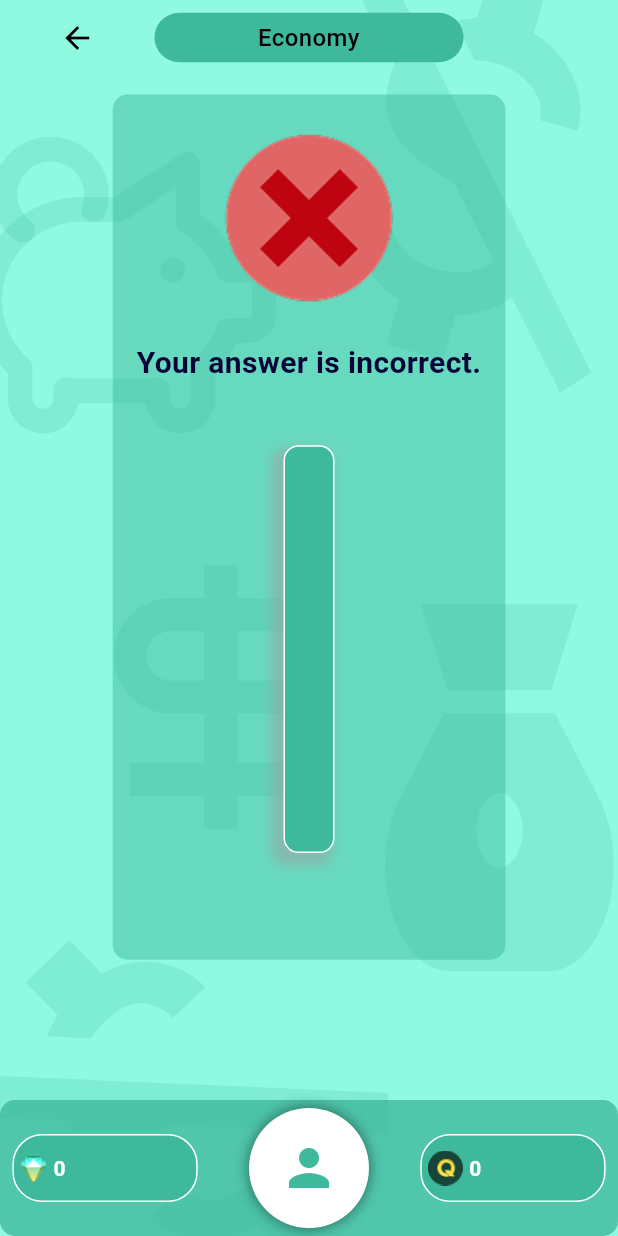
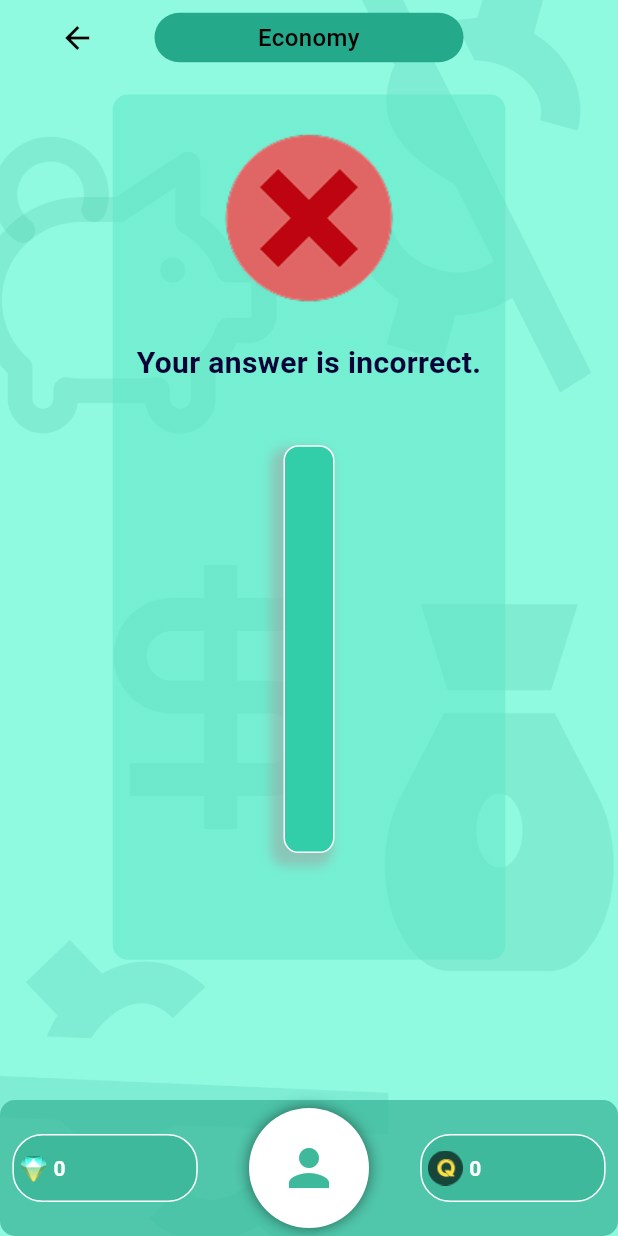
Before and after one commit to navgarg/Jaano, a Flutter app: the CheckAnsScreen screen opened directly with empty values, on a phone screen of 412 x 824 dp. Run offline on Flutter 3.47's test engine with Material 3 defaults, Android fonts, the phone set to English and light mode, and no system bars; our stand-ins replace carousel_slider, cloud_firestore, firebase_core, flutter_dotenv, flutter_riverpod, flutter_tts and 3 more; accounts and stored records are empty; network calls fail.

Commit message:
fix: stop multiple identical API calls at once + change colors

```diff
--- a/lib/constants.dart
+++ b/lib/constants.dart
@@ -16,20 +16,6 @@ const String Claude_baseUrl = 'https://api.anthropic.com/v1/messages';
 // const String newsUrl = "/v2/top-headlines";
 const String baseUrl = "raw.githubusercontent.com";
 const String newsUrl = "/navgarg/Loose-Files/master/jaano_newsdata.json";
-final List<int> bgColors = [
-  ///economy background color
-  0xFF3EB99C,
-  ///nature
-  0xFFAFE4A8,
-  ///food
-  0xFFFEC863,
-  ///science
-  0xFF7EBBF1,
-  ///sports
-  0xFFEA9D9E,
-  ///tech
-  0xFFCFC4FF,
-];
 final List<String> homeBgImgs = [
   "assets/economy/eco_bg.png",
   "assets/nature/nat_bg.png",
@@ -119,3 +105,89 @@ final categories = [
   Categories.sports,
   Categories.technology
 ];
+
+final List<int> bgColors = [
+  ///economy background color
+  0xFF3EB99C,
+  ///nature
+  0xFFAFE4A8,
+  ///food
+  0xFFFEC863,
+  ///science
+  0xFF7EBBF1,
+  ///sports
+  0xFFEA9D9E,
+  ///tech
+  0xFFCFC4FF,
+];
+
+final List<int> homeTileColors = [
+  ///economy background color
+  0xFF90FFE5,
+  ///nature
+  0xFFADE98D,
+  ///food
+  0xFFF7D596,
+  ///science
+  0xFF8DC8FD,
+  ///sports
+  0xFFEA9D9E,
+  ///tech
+  0xFFB1A1FC,
+];
+final List<int> categoryHeaderColors = [
+  ///economy background color
+  0xFF24A98B,
+  ///nature
+  0xFF52AE40,
+  ///food
+  0xFFD49219,
+  ///science
+  0xFF2C8CE2,
+  ///sports
+  0xFFC95E60,
+  ///tech
+  0xFF7C6DC0,
+];
+final List<int> questionPickerColors = [
+  ///economy background color
+  0xFF1D987C,
+  ///nature
+  0xFF3F9B3F,
+  ///food
+  0xFFB97F14,
+  ///science
+  0xFF2881D0,
+  ///sports
+  0xFFBD5A5C,
+  ///tech
+  0xFF7C6DC0,
+];
+final List<int> overlayColors = [
+  ///economy background color
+  0xFF5BE4C4,
+  ///nature
+  0xFF55C83E,
+  ///food
+  0xFFE9C278,
+  ///science
+  0xFF2A81CF,
+  ///sports
+  0xFFE88183,
+  ///tech
+  0xFFAD9CEB,
+];
+final List<int> textBoxColors = [
+  ///economy background color
+  0xFF32CEAA,
+  ///nature
+  0xFF53B153,
+  ///food
+  0xFFCA9739,
+  ///science
+  0xFF288BE4,
+  ///sports
+  0xFFD76E70,
+  ///tech
+  0xFF917CE3,
+];
--- a/lib/screens/check_ans_screen.dart
+++ b/lib/screens/check_ans_screen.dart
@@ -80,7 +80,7 @@ class _CheckAnsScreen extends ConsumerState<CheckAnsScreen> {
                     child: Container(
                       height: MediaQuery.of(context).size.height * 0.70,
                       decoration: BoxDecoration(
-                        gradient: LinearGradient(colors: [Color(bgColors[widget.index]).withOpacity(0.5), Color(bgColors[widget.index]).withOpacity(0.5)]),
+                        gradient: LinearGradient(colors: [Color(overlayColors[widget.index]).withOpacity(0.5), Color(overlayColors[widget.index]).withOpacity(0.5)]),
                         borderRadius: BorderRadius.circular(10.0),
                       ),
                       child: Column(
@@ -125,7 +125,7 @@ class _CheckAnsScreen extends ConsumerState<CheckAnsScreen> {
                           child: Container(
                             height: MediaQuery.of(context).size.height * 0.33,
                             decoration: BoxDecoration(
-                              gradient: LinearGradient(colors: [Color(bgColors[widget.index]), Color(bgColors[widget.index])]),
+                              gradient: LinearGradient(colors: [Color(textBoxColors[widget.index]), Color(textBoxColors[widget.index])]),
                               border: Border.all(color: Colors.white, width: 1.0),
                               borderRadius: BorderRadius.circular(10.0),
                               boxShadow: [
--- a/lib/widgets/category_header.dart
+++ b/lib/widgets/category_header.dart
@@ -37,7 +37,7 @@ class _CategoryHeaderState extends State<CategoryHeader> {
               padding: const EdgeInsets.symmetric(
                   vertical: 5.0, horizontal: 10.0),
               decoration: BoxDecoration(
-                color: Color(bgColors[widget.index]),
+                color: Color(categoryHeaderColors[widget.index]),
                 borderRadius: BorderRadius.circular(20),
               ),
               child: Text(
--- a/lib/widgets/list_tile.dart
+++ b/lib/widgets/list_tile.dart
@@ -28,7 +28,7 @@ class CustomListTile extends StatelessWidget {
         alignment: Alignment.center,
         decoration: BoxDecoration(
           borderRadius: BorderRadius.circular(10.0),
-          color: Color(bgColors[carouselIndex]),
+          color: Color(homeTileColors[carouselIndex]),
         ),
         padding: const EdgeInsets.symmetric(
             vertical: 8.0),
```
Also changed, not shown: lib/screens/expanded_article_screen.dart (+16 -4 lines), lib/screens/home_screen.dart (+50 -22 lines), lib/screens/quiz_screen.dart (+32 -20 lines), lib/services/article_api_service.dart (+19 -1 lines), lib/services/firestore_service.dart (+23 -5 lines), lib/services/riverpod_providers.dart (+9 -1 lines), lib/widgets/quiz/question_picker.dart (+11 -19 lines).
